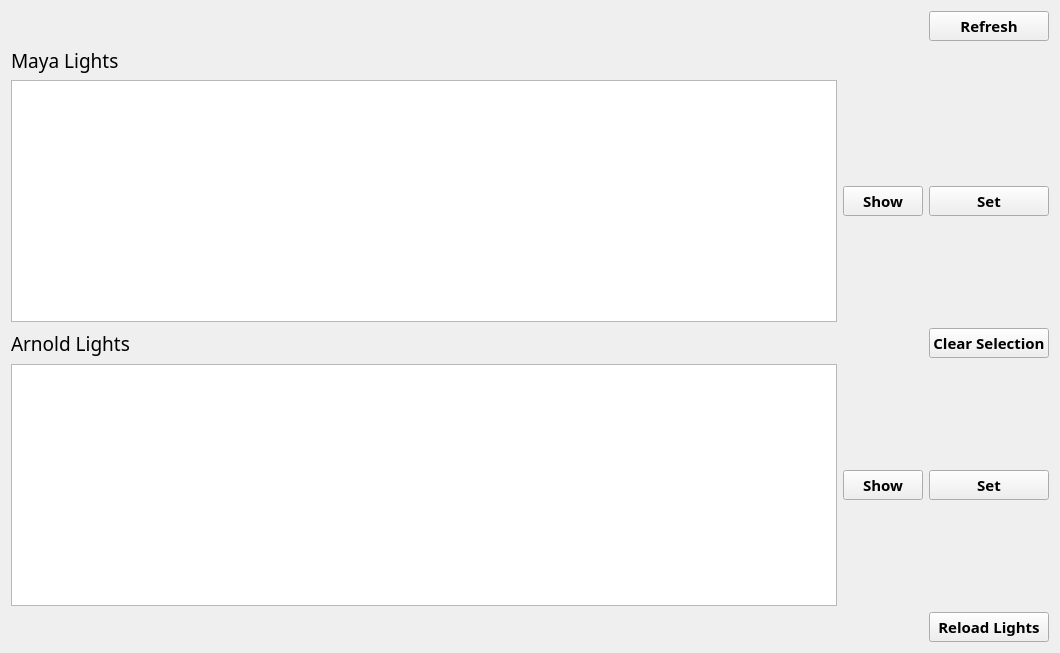
This is lightLeBhai.ui in gsrnandan/LightLeBhai as Qt 5 draws it before an edit. The edited form follows.
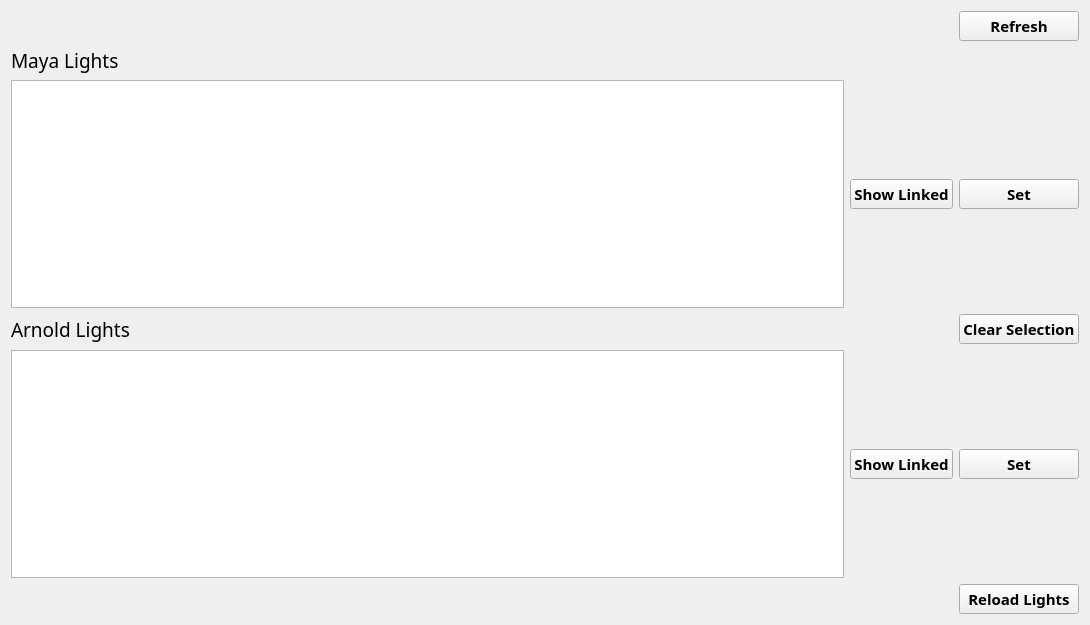
This is the edited form.

What changed in the file:
```diff
--- a/lightLeBhai.ui
+++ b/lightLeBhai.ui
@@ -6,8 +6,8 @@
    <rect>
     <x>0</x>
     <y>0</y>
-    <width>1060</width>
-    <height>653</height>
+    <width>1090</width>
+    <height>625</height>
    </rect>
   </property>
   <property name="windowTitle">
@@ -43,7 +43,7 @@
       </font>
      </property>
      <property name="text">
-      <string>Show</string>
+      <string>Show Linked</string>
      </property>
     </widget>
    </item>
@@ -122,7 +122,7 @@
       </font>
      </property>
      <property name="text">
-      <string>Show</string>
+      <string>Show Linked</string>
      </property>
     </widget>
    </item>
```
